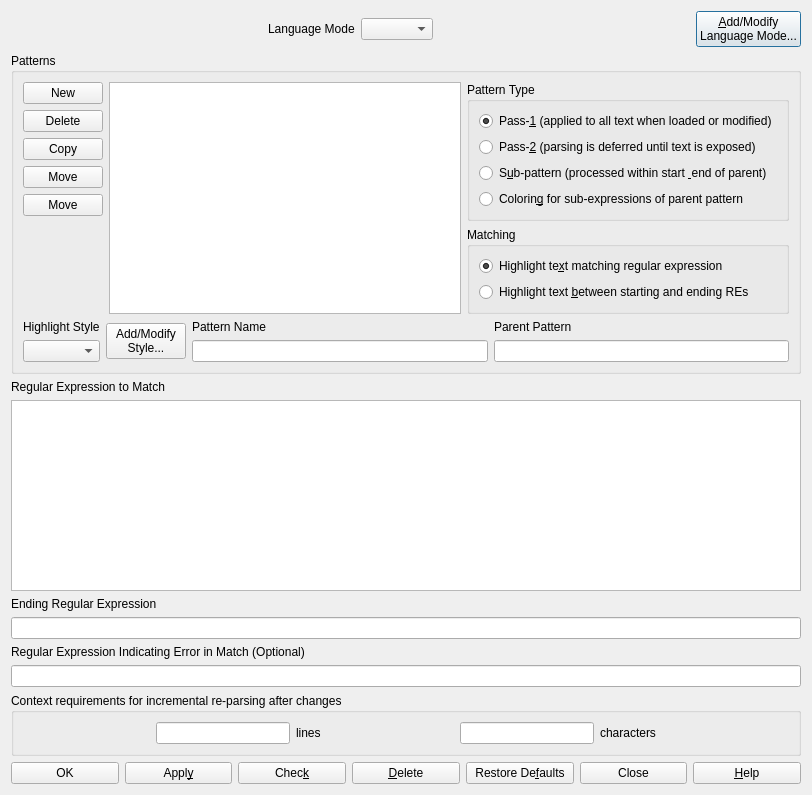
First picture: the form in source/ui/DialogSyntaxPatterns.ui, repository eteran/nedit-ng, before the edit.
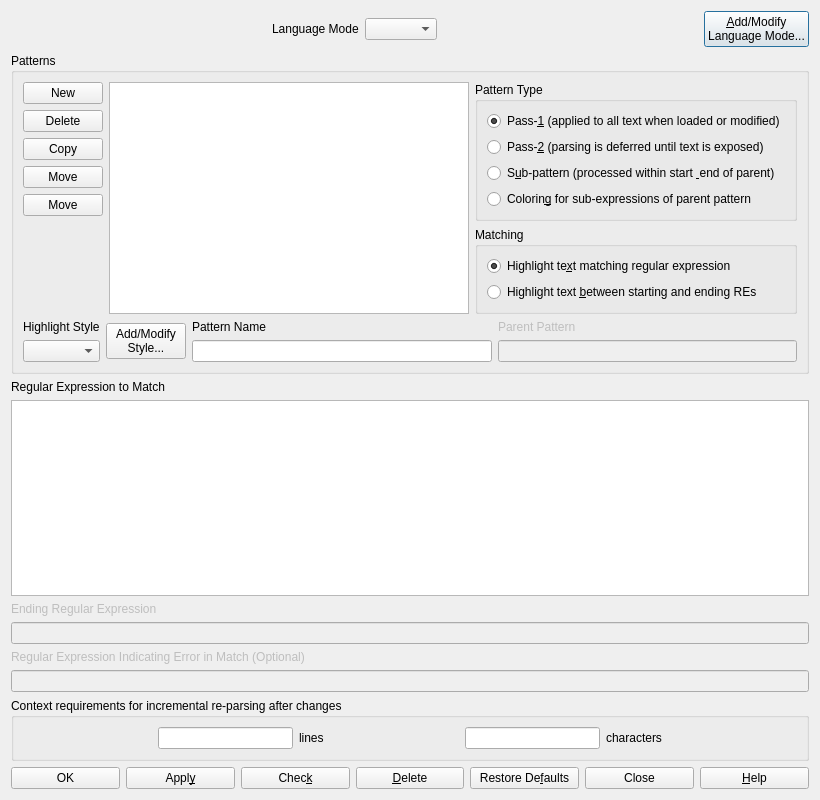
Second picture: the form after the edit. Icons and pictures are not drawn.

Commit message: started work on Syntax Pattern dialog, it's the most complex... but it also seems to be pretty much the last one :-)

Patch:
```diff
--- a/source/ui/DialogSyntaxPatterns.ui
+++ b/source/ui/DialogSyntaxPatterns.ui
@@ -6,8 +6,8 @@
    <rect>
     <x>0</x>
     <y>0</y>
-    <width>812</width>
-    <height>795</height>
+    <width>820</width>
+    <height>800</height>
    </rect>
   </property>
   <property name="windowTitle">
@@ -241,7 +241,10 @@
          </widget>
         </item>
         <item row="0" column="3">
-         <widget class="QLabel" name="label_5">
+         <widget class="QLabel" name="labelParentPattern">
+          <property name="enabled">
+           <bool>false</bool>
+          </property>
           <property name="text">
            <string>Parent Pattern</string>
           </property>
@@ -254,7 +257,11 @@
          <widget class="QLineEdit" name="editPatternName"/>
         </item>
         <item row="1" column="3">
-         <widget class="QLineEdit" name="editParentPattern"/>
+         <widget class="QLineEdit" name="editParentPattern">
+          <property name="enabled">
+           <bool>false</bool>
+          </property>
+         </widget>
         </item>
         <item row="0" column="1" rowspan="2">
          <widget class="QPushButton" name="buttonHighlightStyle">
@@ -277,27 +284,57 @@
     </widget>
    </item>
    <item>
-    <widget class="QPlainTextEdit" name="editRegex"/>
+    <widget class="QPlainTextEdit" name="editRegex">
+     <property name="font">
+      <font>
+       <family>Monospace</family>
+      </font>
+     </property>
+    </widget>
    </item>
    <item>
     <widget class="QLabel" name="labelRegexEnd">
+     <property name="enabled">
+      <bool>false</bool>
+     </property>
      <property name="text">
       <string>Ending Regular Expression</string>
      </property>
     </widget>
    </item>
    <item>
-    <widget class="QLineEdit" name="editRegexEnd"/>
+    <widget class="QLineEdit" name="editRegexEnd">
+     <property name="enabled">
+      <bool>false</bool>
+     </property>
+     <property name="font">
+      <font>
+       <family>Monospace</family>
+      </font>
+     </property>
+    </widget>
    </item>
    <item>
-    <widget class="QLabel" name="editRegexError_2">
+    <widget class="QLabel" name="labelRegexError">
+     <property name="enabled">
+      <bool>false</bool>
+     </property>
      <property name="text">
       <string>Regular Expression Indicating Error in Match (Optional)</string>
      </property>
     </widget>
    </item>
    <item>
-    <widget class="QLineEdit" name="editRegexError"/>
+    <widget class="QLineEdit" name="editRegexError">
+     <property name="enabled">
+      <bool>false</bool>
+     </property>
+     <property name="font">
+      <font>
+       <family>Monospace</family>
+      </font>
+     </property>
+    </widget>
    </item>
    <item>
     <widget class="QGroupBox" name="groupBox_2">
```
Left out of the diff: 4 changed lines with no effect on the pictures. The commit also changes 5 other files.
